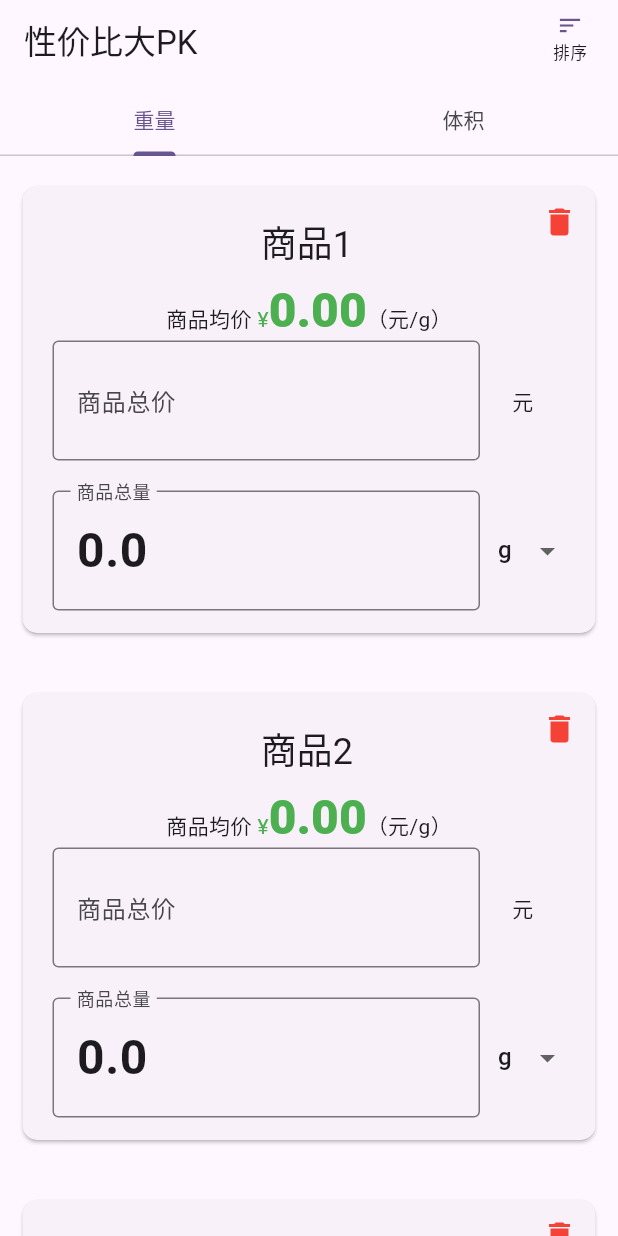
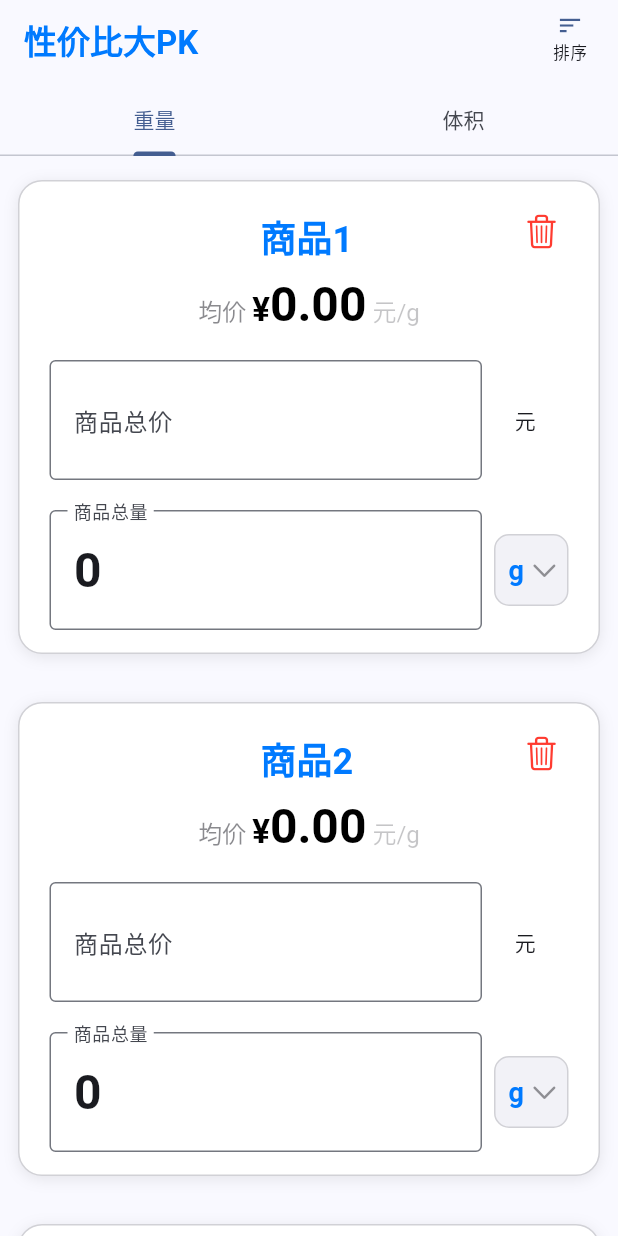
Before and after one commit to jixiaoyong/price_pk, a Flutter app: the screen it shows after launch, after a tap on "添加商品", on a phone screen of 412 x 824 dp. Run offline on Flutter 3.47's test engine with Material 3 defaults, Android fonts, the phone set to English and light mode, and no system bars; our stand-ins replace get.

Commit message:
feat: 更新商品卡片为状态组件并优化UI，增加删除确认对话框

```diff
--- a/lib/main.dart
+++ b/lib/main.dart
@@ -1,3 +1,4 @@
+import 'package:flutter/cupertino.dart';
 import 'package:flutter/material.dart';
 import 'package:get/get.dart';
 import 'package:price_pk/price_input_box_logic.dart';
@@ -17,7 +18,9 @@ class MyApp extends StatelessWidget {
     return GetMaterialApp(
       title: '性价比大PK',
       theme: ThemeData(
-        colorScheme: ColorScheme.fromSeed(seedColor: Colors.deepPurple),
+        colorScheme: ColorScheme.fromSeed(
+          seedColor: CupertinoColors.activeBlue,
+        ),
         useMaterial3: true,
       ),
       home: const MyHomePage(title: '性价比大PK'),
@@ -50,7 +53,11 @@ class _MyHomePageState extends State<MyHomePage>
   Widget build(BuildContext context) {
     return Scaffold(
       appBar: AppBar(
-        title: Text(widget.title),
+        title: Text(widget.title,
+            style: Theme.of(context).textTheme.titleLarge?.copyWith(
+                  fontWeight: FontWeight.w600,
+                  color: CupertinoColors.activeBlue,
+                )),
         actions: [
           TextButton(
               onPressed: () {
--- a/lib/widgets/goods_card.dart
+++ b/lib/widgets/goods_card.dart
@@ -5,7 +5,7 @@ import 'package:price_pk/pk_classify.dart';
 import 'package:price_pk/price_input_box_logic.dart';
 import 'package:price_pk/widgets/price_input_formatter.dart';
 
-class GoodsCard extends StatelessWidget {
+class GoodsCard extends StatefulWidget {
   const GoodsCard(
       {super.key,
       required this.data,
@@ -25,17 +25,70 @@ class GoodsCard extends StatelessWidget {
   final UnitClass Function(String unitName, double value) fromString;
 
   @override
+  State<GoodsCard> createState() => _GoodsCardState();
+}
+
+class _GoodsCardState extends State<GoodsCard> {
+  late final TextEditingController unitController;
+  late final FocusNode unitFocusNode;
+
+  @override
+  void initState() {
+    super.initState();
+    unitController = TextEditingController(
+      text:
+          widget.data.unit.value == 0 ? '0' : widget.data.unit.value.toString(),
+    );
+    unitFocusNode = FocusNode();
+    unitFocusNode.addListener(() {
+      if (unitFocusNode.hasFocus && unitController.text == '0') {
+        unitController.selection = TextSelection(
+            baseOffset: 0, extentOffset: unitController.text.length);
+      }
+    });
+  }
+
+  @override
+  void didUpdateWidget(covariant GoodsCard oldWidget) {
+    super.didUpdateWidget(oldWidget);
+    // 外部数据变化时同步内容
+    final newText =
+        widget.data.unit.value == 0 ? '0' : widget.data.unit.value.toString();
+    if (unitController.text != newText) {
+      unitController.text = newText;
+    }
+  }
+
+  @override
+  void dispose() {
+    unitController.dispose();
+    unitFocusNode.dispose();
+    super.dispose();
+  }
+
+  @override
   Widget build(BuildContext context) {
-    var prePrice = data.prePrice;
+    var prePrice = widget.data.prePrice;
 
-    return Card(
-      margin: const EdgeInsets.symmetric(vertical: 20.0, horizontal: 15.0),
-      shape: RoundedRectangleBorder(
-          borderRadius: BorderRadius.circular(10),
-          side: BorderSide(
-              color: isHighlight
-                  ? Theme.of(context).primaryColor
-                  : Colors.transparent)),
+    return Container(
+      margin: const EdgeInsets.symmetric(vertical: 16, horizontal: 12),
+      decoration: BoxDecoration(
+        color: CupertinoColors.systemBackground.resolveFrom(context),
+        borderRadius: BorderRadius.circular(16),
+        boxShadow: [
+          BoxShadow(
+            color: CupertinoColors.systemGrey.withOpacity(0.2),
+            blurRadius: 8,
+            offset: const Offset(0, 2),
+          ),
+        ],
+        border: Border.all(
+          color: widget.isHighlight
+              ? CupertinoColors.activeBlue
+              : CupertinoColors.systemGrey4,
+          width: 1,
+        ),
+      ),
       child: Stack(
         children: [
           Padding(
@@ -43,36 +96,71 @@ class GoodsCard extends StatelessWidget {
             child: Column(
               children: [
                 TextFormField(
-                  key: key,
-                  initialValue: data.name,
+                  initialValue: widget.data.name,
                   textAlign: TextAlign.center,
                   keyboardType: TextInputType.name,
                   decoration: const InputDecoration(
                     border: InputBorder.none,
                   ),
-                  style: Theme.of(context).textTheme.headlineSmall,
+                  style: Theme.of(context).textTheme.headlineSmall?.copyWith(
+                        fontWeight: FontWeight.w600,
+                        color: CupertinoColors.activeBlue,
+                      ),
                   onChanged: (value) {
-                    onChange(data.copyWith(name: value));
+                    widget.onChange(widget.data.copyWith(name: value));
                   },
                 ),
-                Text.rich(TextSpan(text: "商品均价 ", children: [
-                  const TextSpan(
-                    text: "¥",
-                    style: TextStyle(color: Colors.green),
+                Padding(
+                  padding: const EdgeInsets.only(bottom: 18),
+                  child: RichText(
+                    textAlign: TextAlign.center,
+                    text: TextSpan(
+                      children: [
+                        TextSpan(
+                          text: '均价 ',
+                          style: TextStyle(
+                            color: CupertinoColors.secondaryLabel
+                                .resolveFrom(context),
+                            fontSize: 16,
+                            fontWeight: FontWeight.w400,
+                          ),
+                        ),
+                        TextSpan(
+                          text: '¥',
+                          style: TextStyle(
+                            color: CupertinoColors.label.resolveFrom(context),
+                            fontSize: 22,
+                            fontWeight: FontWeight.w600,
+                          ),
                         ),
                         TextSpan(
                           text: prePrice.value.toCurrencyString(),
-                    style: Theme.of(context).textTheme.headlineLarge?.copyWith(
-                        fontWeight: FontWeight.w900, color: Colors.green),
+                          style: TextStyle(
+                            color: CupertinoColors.label.resolveFrom(context),
+                            fontSize: 32,
+                            fontWeight: FontWeight.bold,
                           ),
-                  TextSpan(text: "（元/${prePrice.unit}）")
-                ])),
+                        ),
+                        TextSpan(
+                          text: ' 元/${prePrice.unit}',
+                          style: TextStyle(
+                            color: CupertinoColors.tertiaryLabel
+                                .resolveFrom(context),
+                            fontSize: 16,
+                            fontWeight: FontWeight.w400,
+                          ),
+                        ),
+                      ],
+                    ),
+                  ),
+                ),
                 Row(
                   children: [
                     Expanded(
                       flex: 5,
                       child: TextFormField(
-                        initialValue: "${data.price == 0 ? '' : data.price}",
+                        initialValue:
+                            "${widget.data.price == 0 ? '' : widget.data.price}",
                         inputFormatters: [PriceInputFormatter(decimalRange: 2)],
                         keyboardType: const TextInputType.numberWithOptions(
                             decimal: true),
@@ -83,8 +171,8 @@ class GoodsCard extends StatelessWidget {
                           fontWeight: FontWeight.bold,
                         ),
                         onChanged: (value) {
-                          onChange(data.copyWith(
-                              price: double.tryParse(value) ?? 0.0));
+                          widget.onChange(widget.data
+                              .copyWith(price: double.tryParse(value) ?? 0.0));
                         },
                       ),
                     ),
@@ -102,7 +190,8 @@ class GoodsCard extends StatelessWidget {
                     Expanded(
                       flex: 5,
                       child: TextFormField(
-                        initialValue: "${data.unit.value}",
+                        controller: unitController,
+                        focusNode: unitFocusNode,
                         inputFormatters: [PriceInputFormatter(decimalRange: 3)],
                         keyboardType: const TextInputType.numberWithOptions(
                             decimal: true),
@@ -113,29 +202,65 @@ class GoodsCard extends StatelessWidget {
                         decoration: const InputDecoration(
                             label: Text("商品总量"), border: OutlineInputBorder()),
                         onChanged: (value) {
-                          onChange(data.copyWith(
-                              unit: fromString(data.unit.unit,
+                          widget.onChange(widget.data.copyWith(
+                              unit: widget.fromString(widget.data.unit.unit,
                                   double.tryParse(value) ?? 0.0)));
                         },
                       ),
                     ),
                     Expanded(
                       flex: 1,
-                      child: DropdownButton(
-                        value: data.unit.unit,
+                      child: Container(
+                        height: 48,
+                        margin: const EdgeInsets.only(left: 8),
+                        padding: const EdgeInsets.symmetric(horizontal: 5),
+                        decoration: BoxDecoration(
+                          color:
+                              CupertinoColors.systemGrey6.resolveFrom(context),
+                          borderRadius: BorderRadius.circular(10),
+                          border: Border.all(
+                            color: CupertinoColors.systemGrey4,
+                            width: 1,
+                          ),
+                        ),
+                        child: DropdownButtonHideUnderline(
+                          child: DropdownButton<String>(
+                            value: widget.data.unit.unit,
                             isExpanded: true,
-                        underline: Container(),
-                        items: unitList
+                            icon: const Icon(CupertinoIcons.chevron_down,
+                                size: 20, color: CupertinoColors.systemGrey),
+                            dropdownColor: CupertinoColors.systemGrey6
+                                .resolveFrom(context),
+                            borderRadius: BorderRadius.circular(12),
+                            style: TextStyle(
+                              color: CupertinoColors.label.resolveFrom(context),
+                              fontSize: 18,
+                            ),
+                            items: widget.unitList
                                 .map((e) => DropdownMenuItem(
                                       value: e,
                                       alignment: Alignment.center,
-                                  child: Text(e),
+                                      child: Text(
+                                        e,
+                                        style: TextStyle(
+                                          color: e == widget.data.unit.unit
+                                              ? CupertinoColors.activeBlue
+                                              : CupertinoColors.label
+                                                  .resolveFrom(context),
+                                          fontWeight: e == widget.data.unit.unit
+                                              ? FontWeight.bold
+                                              : FontWeight.normal,
+                                        ),
+                                      ),
                                     ))
                                 .toList(growable: false),
                             onChanged: (unitName) {
-                          onChange(data.copyWith(
-                              unit: fromString(unitName!, data.unit.value)));
+                              widget.onChange(widget.data.copyWith(
+                                  unit: widget.fromString(
+                                      unitName!, widget.data.unit.value)));
                             },
+                          ),
+                        ),
                       ),
                     )
                   ],
@@ -144,41 +269,52 @@ class GoodsCard extends StatelessWidget {
             ),
           ),
           Positioned(
-            top: 0,
-            right: 0,
-            child: IconButton(
+            top: 15,
+            right: 20,
+            child: CupertinoButton(
+              padding: EdgeInsets.zero,
+              minSize: 36,
+              child: const Icon(
+                CupertinoIcons.delete,
+                color: CupertinoColors.systemRed,
+                size: 24,
+              ),
               onPressed: () {
                 showCupertinoDialog(
                   context: context,
                   builder: (context) {
                     return CupertinoAlertDialog(
-                          title: const Text("是否删除"),
-                          content: Text(data.name),
+                      title: const Text("删除此商品？"),
+                      content: Text(
+                        '确定要删除"${widget.data.name}"吗？\n此操作无法撤销。',
+                        style: TextStyle(
+                          color: CupertinoColors.secondaryLabel
+                              .resolveFrom(context),
+                        ),
+                      ),
                       actions: [
                         CupertinoDialogAction(
-                              child: const Text("取消"),
+                          child: const Text("取消",
+                              style: TextStyle(
+                                  color: CupertinoColors.secondaryLabel)),
                           onPressed: () {
                             Navigator.pop(context);
                           },
                         ),
                         CupertinoDialogAction(
-                              child: const Text(
-                                "删除",
-                                style: TextStyle(color: Colors.red),
-                              ),
+                          isDestructiveAction: true,
+                          child: const Text("删除"),
                           onPressed: () {
-                                onDelete.call();
+                            widget.onDelete.call();
                             Navigator.pop(context);
                           },
                         ),
                       ],
                     );
-                      });
                   },
-                icon: const Icon(
-                  Icons.delete,
-                  color: Colors.red,
-                )),
+                );
+              },
+            ),
           )
         ],
       ),
```
Lines whose indentation alone changed are shown as unchanged.
